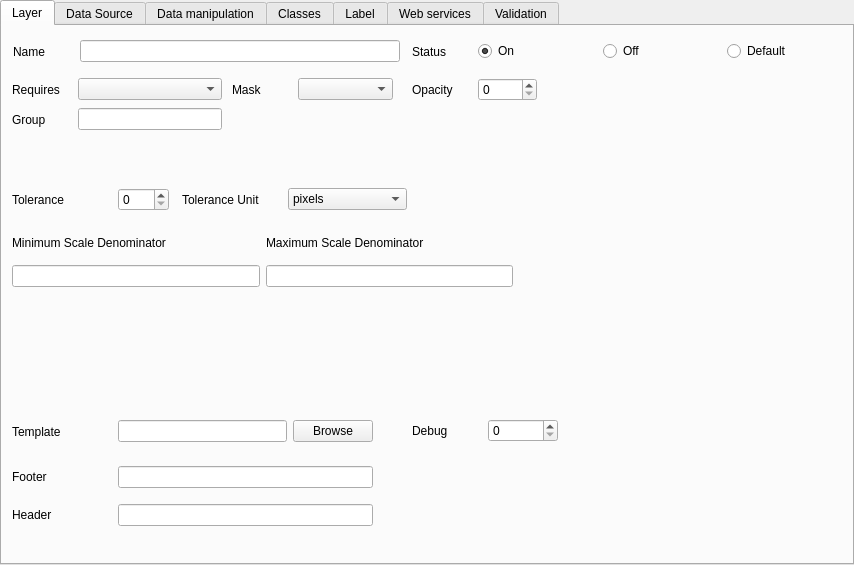
Old version of the form layersettingsvector.ui in the repository QMapfileEditor/QMapfileEditor.
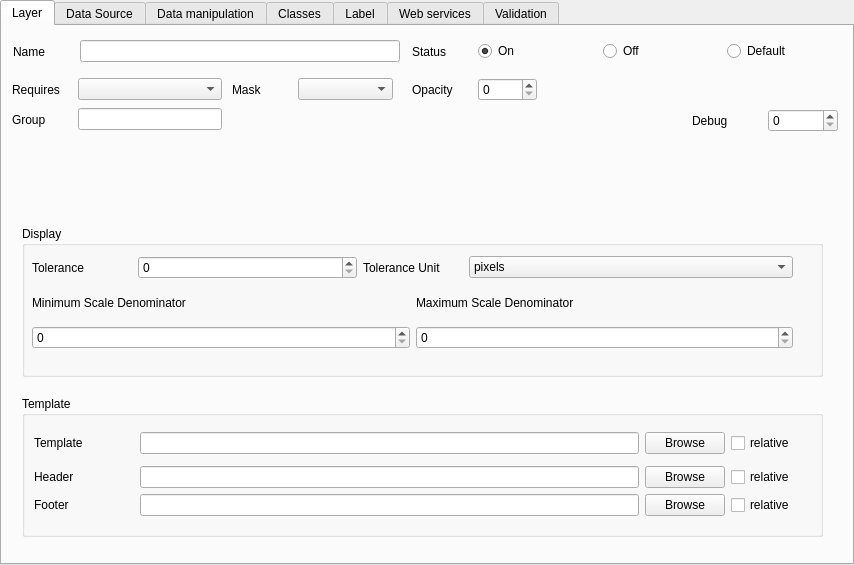
New version of the form. Icons and pictures are not drawn.

Commit message: Move offsite field to one color button, change scale input to QSpinBox, add relative checkbox for all browser button (aka template, footer and header), change order of header and footer field, get projection parameter out of raster and vector layer settings to a single widget

Patch:
```diff
--- a/layersettingsvector.ui
+++ b/layersettingsvector.ui
@@ -107,111 +107,6 @@
      </item>
     </layout>
    </widget>
-   <widget class="QWidget" name="horizontalLayoutWidget_9">
-    <property name="geometry">
-     <rect>
-      <x>10</x>
-      <y>390</y>
-      <width>361</width>
-      <height>31</height>
-     </rect>
-    </property>
-    <layout class="QHBoxLayout" name="horizontalLayout_34">
-     <item>
-      <widget class="QLabel" name="mf_template_label">
-       <property name="minimumSize">
-        <size>
-         <width>100</width>
-         <height>0</height>
-        </size>
-       </property>
-       <property name="maximumSize">
-        <size>
-         <width>100</width>
-         <height>16777215</height>
-        </size>
-       </property>
-       <property name="text">
-        <string>Template</string>
-       </property>
-      </widget>
-     </item>
-     <item>
-      <widget class="QLineEdit" name="mf_template_edit"/>
-     </item>
-     <item>
-      <widget class="QPushButton" name="mf_template_button">
-       <property name="text">
-        <string>Browse</string>
-       </property>
-      </widget>
-     </item>
-    </layout>
-   </widget>
-   <widget class="QWidget" name="verticalLayoutWidget_4">
-    <property name="geometry">
-     <rect>
-      <x>10</x>
-      <y>430</y>
-      <width>361</width>
-      <height>80</height>
-     </rect>
-    </property>
-    <layout class="QVBoxLayout" name="verticalLayout_4">
-     <item>
-      <layout class="QHBoxLayout" name="horizontalLayout_11">
-       <item>
-        <widget class="QLabel" name="mf_footer_label">
-         <property name="minimumSize">
-          <size>
-           <width>100</width>
-           <height>0</height>
-          </size>
-         </property>
-         <property name="maximumSize">
-          <size>
-           <width>100</width>
-           <height>16777215</height>
-          </size>
-         </property>
-         <property name="text">
-          <string>Footer</string>
-         </property>
-        </widget>
-       </item>
-       <item>
-        <widget class="QLineEdit" name="mf_footer_value"/>
-       </item>
-      </layout>
-     </item>
-     <item>
-      <layout class="QHBoxLayout" name="horizontalLayout_10">
-       <item>
-        <widget class="QLabel" name="mf_header_label">
-         <property name="minimumSize">
-          <size>
-           <width>100</width>
-           <height>0</height>
-          </size>
-         </property>
-         <property name="maximumSize">
-          <size>
-           <width>100</width>
-           <height>16777215</height>
-          </size>
-         </property>
-         <property name="text">
-          <string>Header</string>
-         </property>
-        </widget>
-       </item>
-       <item>
-        <widget class="QLineEdit" name="mf_header_value"/>
-       </item>
-      </layout>
-     </item>
-    </layout>
-   </widget>
    <widget class="QWidget" name="layoutWidget_5">
     <property name="geometry">
      <rect>
@@ -314,155 +209,6 @@
      </item>
     </layout>
    </widget>
-   <widget class="QWidget" name="layoutWidget_7">
-    <property name="geometry">
-     <rect>
-      <x>180</x>
-      <y>160</y>
-      <width>225</width>
-      <height>27</height>
-     </rect>
-    </property>
-    <layout class="QHBoxLayout" name="horizontalLayout_36">
-     <item>
-      <widget class="QLabel" name="mf_toleranceUnit_label">
-       <property name="minimumSize">
-        <size>
-         <width>100</width>
-         <height>0</height>
-        </size>
-       </property>
-       <property name="maximumSize">
-        <size>
-         <width>100</width>
-         <height>16777215</height>
-        </size>
-       </property>
-       <property name="text">
-        <string>Tolerance Unit</string>
-       </property>
-      </widget>
-     </item>
-     <item>
-      <widget class="QComboBox" name="mf_toleranceUnit_combo">
-       <item>
-        <property name="text">
-         <string>pixels</string>
-        </property>
-       </item>
-       <item>
-        <property name="text">
-         <string>feet</string>
-        </property>
-       </item>
-       <item>
-        <property name="text">
-         <string>inches</string>
-        </property>
-       </item>
-       <item>
-        <property name="text">
-         <string>kilometers</string>
-        </property>
-       </item>
-       <item>
-        <property name="text">
-         <string>meters</string>
-        </property>
-       </item>
-       <item>
-        <property name="text">
-         <string>miles</string>
-        </property>
-       </item>
-       <item>
-        <property name="text">
-         <string>nauticalmiles</string>
-        </property>
-       </item>
-       <item>
-        <property name="text">
-         <string>dd</string>
-        </property>
-       </item>
-      </widget>
-     </item>
-    </layout>
-   </widget>
-   <widget class="QWidget" name="layoutWidget_8">
-    <property name="geometry">
-     <rect>
-      <x>10</x>
-      <y>160</y>
-      <width>157</width>
-      <height>28</height>
-     </rect>
-    </property>
-    <layout class="QHBoxLayout" name="horizontalLayout_35">
-     <item>
-      <widget class="QLabel" name="mf_tolerance_label">
-       <property name="minimumSize">
-        <size>
-         <width>100</width>
-         <height>0</height>
-        </size>
-       </property>
-       <property name="maximumSize">
-        <size>
-         <width>100</width>
-         <height>16777215</height>
-        </size>
-       </property>
-       <property name="text">
-        <string>Tolerance</string>
-       </property>
-      </widget>
-     </item>
-     <item>
-      <widget class="QSpinBox" name="mf_tolerance_box"/>
-     </item>
-    </layout>
-   </widget>
-   <widget class="QWidget" name="horizontalLayoutWidget_22">
-    <property name="geometry">
-     <rect>
-      <x>10</x>
-      <y>200</y>
-      <width>501</width>
-      <height>61</height>
-     </rect>
-    </property>
-    <layout class="QHBoxLayout" name="scaleLayout">
-     <item>
-      <layout class="QVBoxLayout" name="verticalLayout_8">
-       <item>
-        <widget class="QLabel" name="mf_minScaleDenom_label">
-         <property name="text">
-          <string>Minimum Scale Denominator</string>
-         </property>
-        </widget>
-       </item>
-       <item>
-        <widget class="QLineEdit" name="mf_minScaleDenom_edit"/>
-       </item>
-      </layout>
-     </item>
-     <item>
-      <layout class="QVBoxLayout" name="verticalLayout_9">
-       <item>
-        <widget class="QLabel" name="mf_maxScaleDenom_label">
-         <property name="text">
-          <string>Maximum Scale Denominator</string>
-         </property>
-        </widget>
-       </item>
-       <item>
-        <widget class="QLineEdit" name="mf_maxScaleDenom_edit"/>
-       </item>
-      </layout>
-     </item>
-    </layout>
-   </widget>
    <widget class="QWidget" name="layoutWidget_2">
     <property name="geometry">
      <rect>
@@ -545,8 +291,8 @@
    <widget class="QWidget" name="horizontalLayoutWidget_2">
     <property name="geometry">
      <rect>
-      <x>410</x>
-      <y>390</y>
+      <x>690</x>
+      <y>80</y>
       <width>146</width>
       <height>29</height>
      </rect>
@@ -568,6 +314,332 @@
      </item>
     </layout>
    </widget>
+   <widget class="QGroupBox" name="layer_dispaly_group">
+    <property name="geometry">
+     <rect>
+      <x>20</x>
+      <y>200</y>
+      <width>801</width>
+      <height>151</height>
+     </rect>
+    </property>
+    <property name="locale">
+     <locale language="English" country="UnitedStates"/>
+    </property>
+    <property name="title">
+     <string>Display</string>
+    </property>
+    <property name="flat">
+     <bool>true</bool>
+    </property>
+    <widget class="QWidget" name="verticalLayoutWidget_5">
+     <property name="geometry">
+      <rect>
+       <x>10</x>
+       <y>30</y>
+       <width>761</width>
+       <height>93</height>
+      </rect>
+     </property>
+     <layout class="QVBoxLayout" name="verticalLayout_8">
+      <item>
+       <layout class="QHBoxLayout" name="horizontalLayout_7">
+        <item>
+         <layout class="QHBoxLayout" name="horizontalLayout_36">
+          <item>
+           <layout class="QHBoxLayout" name="horizontalLayout_35">
+            <item>
+             <widget class="QLabel" name="mf_tolerance_label">
+              <property name="minimumSize">
+               <size>
+                <width>100</width>
+                <height>0</height>
+               </size>
+              </property>
+              <property name="maximumSize">
+               <size>
+                <width>100</width>
+                <height>16777215</height>
+               </size>
+              </property>
+              <property name="text">
+               <string>Tolerance</string>
+              </property>
+             </widget>
+            </item>
+            <item>
+             <widget class="QSpinBox" name="mf_tolerance_box"/>
+            </item>
+           </layout>
+          </item>
+          <item>
+           <widget class="QLabel" name="mf_toleranceUnit_label">
+            <property name="minimumSize">
+             <size>
+              <width>100</width>
+              <height>0</height>
+             </size>
+            </property>
+            <property name="maximumSize">
+             <size>
+              <width>100</width>
+              <height>16777215</height>
+             </size>
+            </property>
+            <property name="text">
+             <string>Tolerance Unit</string>
+            </property>
+           </widget>
+          </item>
+          <item>
+           <widget class="QComboBox" name="mf_toleranceUnit_combo">
+            <item>
+             <property name="text">
+              <string>pixels</string>
+             </property>
+            </item>
+            <item>
+             <property name="text">
+              <string>feet</string>
+             </property>
+            </item>
+            <item>
+             <property name="text">
+              <string>inches</string>
+             </property>
+            </item>
+            <item>
+             <property name="text">
+              <string>kilometers</string>
+             </property>
+            </item>
+            <item>
+             <property name="text">
+              <string>meters</string>
+             </property>
+            </item>
+            <item>
+             <property name="text">
+              <string>miles</string>
+             </property>
+            </item>
+            <item>
+             <property name="text">
+              <string>nauticalmiles</string>
+             </property>
+            </item>
+            <item>
+             <property name="text">
+              <string>dd</string>
+             </property>
+            </item>
+           </widget>
+          </item>
+         </layout>
+        </item>
+       </layout>
+      </item>
+      <item>
+       <layout class="QHBoxLayout" name="scaleLayout_2">
+        <item>
+         <layout class="QVBoxLayout" name="minScaleLayout_2">
+          <item>
+           <widget class="QLabel" name="mf_minScaleDenom_label_2">
+            <property name="text">
+             <string>Minimum Scale Denominator</string>
+            </property>
+           </widget>
+          </item>
+          <item>
+           <widget class="QSpinBox" name="mf_minScaleDenom_edit_2">
+            <property name="accelerated">
+             <bool>true</bool>
+            </property>
+            <property name="maximum">
+             <number>1000000000</number>
+            </property>
+           </widget>
+          </item>
+         </layout>
+        </item>
+        <item>
+         <layout class="QVBoxLayout" name="maxScaleLayout_2">
+          <item>
+           <widget class="QLabel" name="mf_maxScaleDenom_label_2">
+            <property name="text">
+             <string>Maximum Scale Denominator</string>
+            </property>
+           </widget>
+          </item>
+          <item>
+           <widget class="QSpinBox" name="mf_maxScaleDenom_edit_2">
+            <property name="wrapping">
+             <bool>false</bool>
+            </property>
+            <property name="accelerated">
+             <bool>true</bool>
+            </property>
+            <property name="maximum">
+             <number>1000000000</number>
+            </property>
+           </widget>
+          </item>
+         </layout>
+        </item>
+       </layout>
+      </item>
+     </layout>
+    </widget>
+   </widget>
+   <widget class="QGroupBox" name="groupBox">
+    <property name="geometry">
+     <rect>
+      <x>20</x>
+      <y>370</y>
+      <width>801</width>
+      <height>141</height>
+     </rect>
+    </property>
+    <property name="title">
+     <string>Template</string>
+    </property>
+    <widget class="QWidget" name="verticalLayoutWidget_7">
+     <property name="geometry">
+      <rect>
+       <x>12</x>
+       <y>30</y>
+       <width>761</width>
+       <height>97</height>
+      </rect>
+     </property>
+     <layout class="QVBoxLayout" name="verticalLayout_9">
+      <item>
+       <layout class="QHBoxLayout" name="horizontalLayout_34">
+        <item>
+         <widget class="QLabel" name="mf_template_label">
+          <property name="minimumSize">
+           <size>
+            <width>100</width>
+            <height>0</height>
+           </size>
+          </property>
+          <property name="maximumSize">
+           <size>
+            <width>100</width>
+            <height>16777215</height>
+           </size>
+          </property>
+          <property name="text">
+           <string>Template</string>
+          </property>
+         </widget>
+        </item>
+        <item>
+         <widget class="QLineEdit" name="mf_template_edit"/>
+        </item>
+        <item>
+         <widget class="QPushButton" name="mf_template_button">
+          <property name="text">
+           <string>Browse</string>
+          </property>
+         </widget>
+        </item>
+        <item>
+         <widget class="QCheckBox" name="mf_layer_template_relative">
+          <property name="text">
+           <string>relative</string>
+          </property>
+         </widget>
+        </item>
+       </layout>
+      </item>
+      <item>
+       <layout class="QVBoxLayout" name="verticalLayout_4">
+        <item>
+         <layout class="QHBoxLayout" name="horizontalLayout_10">
+          <item>
+           <widget class="QLabel" name="mf_header_label">
+            <property name="minimumSize">
+             <size>
+              <width>100</width>
+              <height>0</height>
+             </size>
+            </property>
+            <property name="maximumSize">
+             <size>
+              <width>100</width>
+              <height>16777215</height>
+             </size>
+            </property>
+            <property name="text">
+             <string>Header</string>
+            </property>
+           </widget>
+          </item>
+          <item>
+           <widget class="QLineEdit" name="mf_header_value"/>
+          </item>
+          <item>
+           <widget class="QPushButton" name="mf_header_button">
+            <property name="text">
+             <string>Browse</string>
+            </property>
+           </widget>
+          </item>
+          <item>
+           <widget class="QCheckBox" name="mf_layer_header_relative">
+            <property name="text">
+             <string>relative</string>
+            </property>
+           </widget>
+          </item>
+         </layout>
+        </item>
+        <item>
+         <layout class="QHBoxLayout" name="horizontalLayout_11">
+          <item>
+           <widget class="QLabel" name="mf_footer_label">
+            <property name="minimumSize">
+             <size>
+              <width>100</width>
+              <height>0</height>
+             </size>
+            </property>
+            <property name="maximumSize">
+             <size>
+              <width>100</width>
+              <height>16777215</height>
+             </size>
+            </property>
+            <property name="text">
+             <string>Footer</string>
+            </property>
+           </widget>
+          </item>
+          <item>
+           <widget class="QLineEdit" name="mf_footer_value"/>
+          </item>
+          <item>
+           <widget class="QPushButton" name="mf_footer_button">
+            <property name="text">
+             <string>Browse</string>
+            </property>
+           </widget>
+          </item>
+          <item>
+           <widget class="QCheckBox" name="mf_layer_footer_relative">
+            <property name="text">
+             <string>relative</string>
+            </property>
+           </widget>
+          </item>
+         </layout>
+        </item>
+       </layout>
+      </item>
+     </layout>
+    </widget>
+   </widget>
   </widget>
   <widget class="QWidget" name="DatasourceTab">
    <property name="enabled">
```
Left out of the diff: 186 changed lines with no effect on the pictures. The commit also changes 3 other files.
